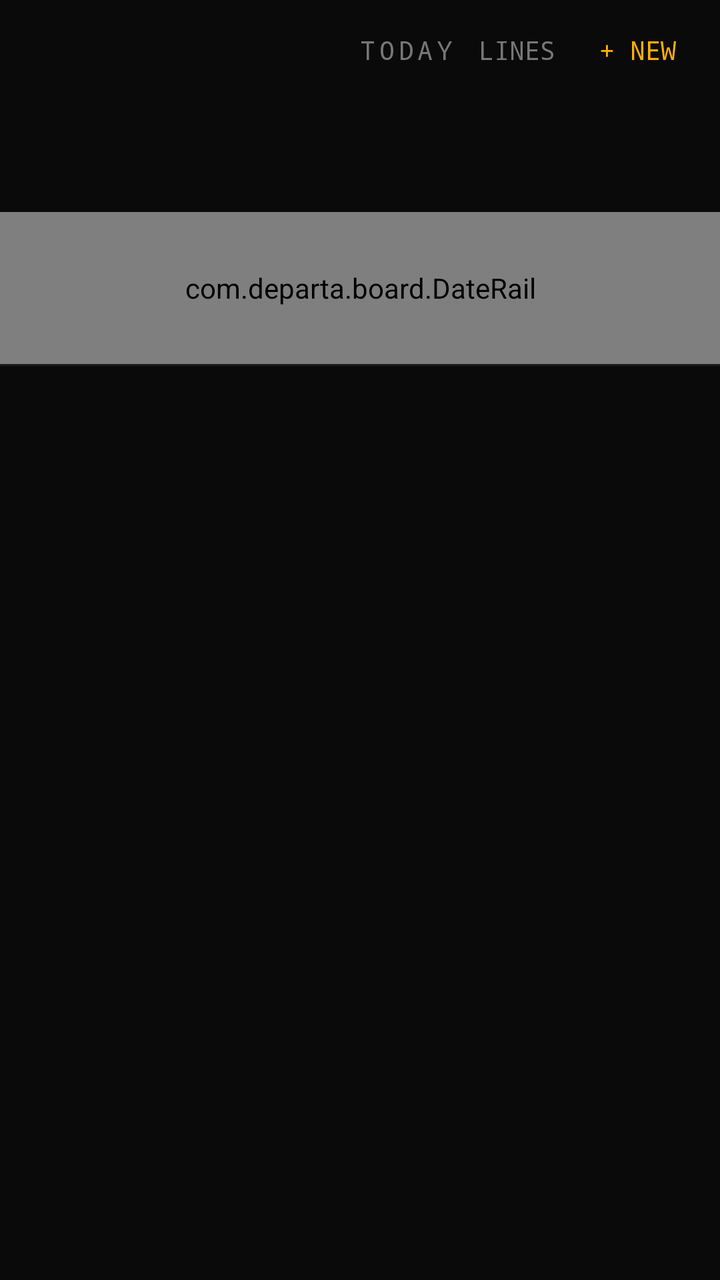
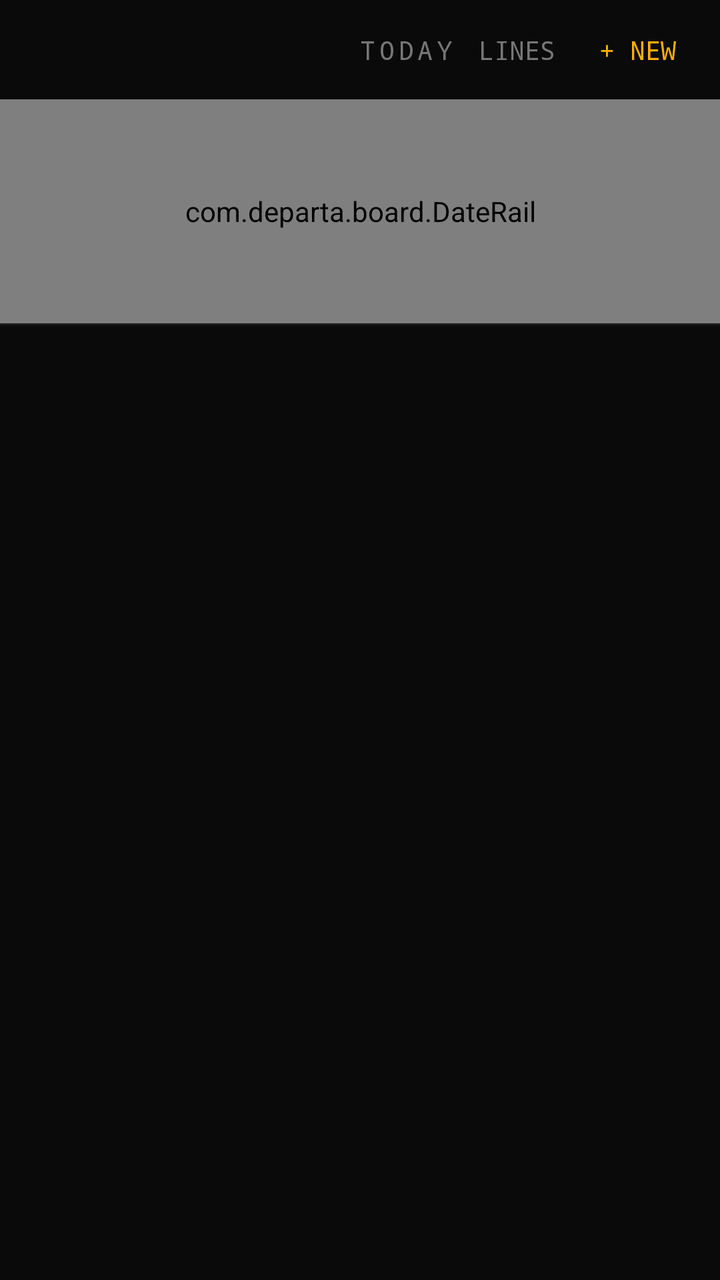

Before-and-after screenshots of an Android layout around one commit, followed by the original layout XML and the change that was made.
<!-- AndroidManifest.xml: application theme BoardTheme -->
<!-- res/layout/activity_board.xml -->
<?xml version="1.0" encoding="utf-8"?>
<FrameLayout xmlns:android="http://schemas.android.com/apk/res/android"
    android:layout_width="match_parent"
    android:layout_height="match_parent">

    <LinearLayout
        android:layout_width="match_parent"
        android:layout_height="match_parent"
        android:orientation="vertical">

        
        <LinearLayout
            android:layout_width="match_parent"
            android:layout_height="wrap_content"
            android:gravity="center_vertical"
            android:orientation="horizontal"
            android:paddingStart="16dp"
            android:paddingTop="10dp"
            android:paddingEnd="16dp"
            android:paddingBottom="10dp">

            <TextView
                android:id="@+id/clock"
                android:layout_width="wrap_content"
                android:layout_height="wrap_content"
                android:fontFamily="monospace"
                android:letterSpacing="0.08"
                android:textColor="@color/amber"
                android:textSize="16sp"
                android:textStyle="bold" />

            <Space
                android:layout_width="0dp"
                android:layout_height="wrap_content"
                android:layout_weight="1" />

            <TextView
                android:id="@+id/btn_today"
                android:layout_width="wrap_content"
                android:layout_height="wrap_content"
                android:fontFamily="monospace"
                android:letterSpacing="0.15"
                android:padding="6dp"
                android:text="@string/today"
                android:textColor="@color/text_dim"
                android:textSize="13sp" />

            <TextView
                android:id="@+id/btn_lines"
                android:layout_width="wrap_content"
                android:layout_height="wrap_content"
                android:fontFamily="monospace"
                android:padding="6dp"
                android:text="@string/header_lines"
                android:textColor="@color/text_dim"
                android:textSize="13sp" />

            <TextView
                android:id="@+id/btn_add"
                android:layout_width="wrap_content"
                android:layout_height="wrap_content"
                android:layout_marginStart="10dp"
                android:fontFamily="monospace"
                android:padding="6dp"
                android:text="@string/header_new"
                android:textColor="@color/amber"
                android:textSize="13sp" />
        </LinearLayout>

        
        <LinearLayout
            android:layout_width="match_parent"
            android:layout_height="wrap_content"
            android:gravity="center_horizontal"
            android:orientation="horizontal"
            android:paddingStart="16dp"
            android:paddingTop="2dp"
            android:paddingEnd="16dp"
            android:paddingBottom="6dp">

            <TextView
                android:id="@+id/date_dow"
                android:layout_width="wrap_content"
                android:layout_height="wrap_content"
                android:fontFamily="monospace"
                android:letterSpacing="0.25"
                android:textColor="@color/amber"
                android:textSize="13sp"
                android:textStyle="bold" />

            <TextView
                android:id="@+id/date_num"
                android:layout_width="wrap_content"
                android:layout_height="wrap_content"
                android:layout_marginStart="10dp"
                android:fontFamily="monospace"
                android:textColor="@color/text_primary"
                android:textSize="36sp"
                android:textStyle="bold" />

            <TextView
                android:id="@+id/date_mon"
                android:layout_width="wrap_content"
                android:layout_height="wrap_content"
                android:layout_marginStart="10dp"
                android:fontFamily="monospace"
                android:letterSpacing="0.25"
                android:textColor="@color/amber"
                android:textSize="13sp"
                android:textStyle="bold" />
        </LinearLayout>

        
        <com.departa.board.DateRail
            android:id="@+id/rail"
            android:layout_width="match_parent"
            android:layout_height="76dp" />

        <View
            android:layout_width="match_parent"
            android:layout_height="1dp"
            android:background="@color/line_divider" />

        <ListView
            android:id="@+id/board"
            android:layout_width="match_parent"
            android:layout_height="0dp"
            android:layout_weight="1"
            android:cacheColorHint="@color/board_bg"
            android:divider="@drawable/row_divider"
            android:dividerHeight="1dp"
            android:layoutAnimation="@anim/board_la"
            android:scrollbars="none" />
    </LinearLayout>

    <TextView
        android:id="@+id/empty"
        android:layout_width="wrap_content"
        android:layout_height="wrap_content"
        android:layout_gravity="center"
        android:fontFamily="monospace"
        android:gravity="center"
        android:letterSpacing="0.2"
        android:padding="32dp"
        android:text="@string/empty_board"
        android:textColor="@color/text_dim"
        android:textSize="14sp"
        android:visibility="gone" />

    <LinearLayout
        android:id="@+id/perm_gate"
        android:layout_width="match_parent"
        android:layout_height="match_parent"
        android:gravity="center"
        android:orientation="vertical"
        android:padding="40dp"
        android:visibility="gone">

        <TextView
            android:layout_width="wrap_content"
            android:layout_height="wrap_content"
            android:fontFamily="monospace"
            android:letterSpacing="0.15"
            android:text="@string/perm_title"
            android:textColor="@color/amber"
            android:textSize="16sp"
            android:textStyle="bold" />

        <TextView
            android:layout_width="match_parent"
            android:layout_height="wrap_content"
            android:layout_marginTop="14dp"
            android:fontFamily="monospace"
            android:gravity="center"
            android:lineSpacingExtra="4dp"
            android:text="@string/perm_body"
            android:textColor="@color/text_dim"
            android:textSize="12sp" />

        <TextView
            android:id="@+id/btn_grant"
            android:layout_width="wrap_content"
            android:layout_height="wrap_content"
            android:layout_marginTop="28dp"
            android:background="@drawable/bg_action"
            android:fontFamily="monospace"
            android:paddingStart="22dp"
            android:paddingTop="12dp"
            android:paddingEnd="22dp"
            android:paddingBottom="12dp"
            android:text="@string/grant"
            android:textColor="@color/board_bg"
            android:textSize="14sp"
            android:textStyle="bold" />
    </LinearLayout>
</FrameLayout>
<!-- resources referenced by this layout -->
<resources>
  <color name="amber">#FFB000</color>
  <color name="board_bg">#0A0A0A</color>
  <color name="line_divider">#1B1B1B</color>
  <color name="text_dim">#777777</color>
  <color name="text_primary">#F2F2F2</color>
  <!-- drawable bg_action (drawable) -->
  <?xml version="1.0" encoding="utf-8"?>
  <shape xmlns:android="http://schemas.android.com/apk/res/android">
      <solid android:color="@color/amber" />
      <corners android:radius="6dp" />
  </shape>
  <!-- drawable row_divider (drawable) -->
  <?xml version="1.0" encoding="utf-8"?>
  <inset xmlns:android="http://schemas.android.com/apk/res/android"
      android:insetLeft="16dp">
      <shape android:shape="rectangle">
          <solid android:color="@color/line_divider" />
      </shape>
  </inset>
  <string name="empty_board">NO DEPARTURES\nALL TRACKS CLEAR</string>
  <string name="grant">GRANT ACCESS</string>
  <string name="header_lines">LINES</string>
  <string name="header_new">+ NEW</string>
  <string name="perm_body">Departa reads your calendar through the Android system provider. Nothing leaves this device — the app has no internet permission.</string>
  <string name="perm_title">CALENDAR ACCESS</string>
  <string name="today">TODAY</string>
  <style name="BoardTheme" parent="android:Theme.Material.NoActionBar">
          <item name="android:windowBackground">@color/board_bg</item>
          <item name="android:statusBarColor">@color/board_bg</item>
          <item name="android:navigationBarColor">@color/board_bg</item>
          <item name="android:colorPrimary">@color/board_bg</item>
          <item name="android:colorPrimaryDark">@color/board_bg</item>
          <item name="android:colorAccent">@color/amber</item>
          <item name="android:textColorPrimary">@color/text_primary</item>
          <item name="android:textColorSecondary">@color/text_dim</item>
      </style>
</resources>

<!-- the commit's change to res/layout/activity_board.xml (unified diff, before → after) -->
@@ -68,53 +68,10 @@
         </LinearLayout>
 
         
-        <LinearLayout
-            android:layout_width="match_parent"
-            android:layout_height="wrap_content"
-            android:gravity="center_horizontal"
-            android:orientation="horizontal"
-            android:paddingStart="16dp"
-            android:paddingTop="2dp"
-            android:paddingEnd="16dp"
-            android:paddingBottom="6dp">
-
-            <TextView
-                android:id="@+id/date_dow"
-                android:layout_width="wrap_content"
-                android:layout_height="wrap_content"
-                android:fontFamily="monospace"
-                android:letterSpacing="0.25"
-                android:textColor="@color/amber"
-                android:textSize="13sp"
-                android:textStyle="bold" />
-
-            <TextView
-                android:id="@+id/date_num"
-                android:layout_width="wrap_content"
-                android:layout_height="wrap_content"
-                android:layout_marginStart="10dp"
-                android:fontFamily="monospace"
-                android:textColor="@color/text_primary"
-                android:textSize="36sp"
-                android:textStyle="bold" />
-
-            <TextView
-                android:id="@+id/date_mon"
-                android:layout_width="wrap_content"
-                android:layout_height="wrap_content"
-                android:layout_marginStart="10dp"
-                android:fontFamily="monospace"
-                android:letterSpacing="0.25"
-                android:textColor="@color/amber"
-                android:textSize="13sp"
-                android:textStyle="bold" />
-        </LinearLayout>
-
-        
         <com.departa.board.DateRail
             android:id="@+id/rail"
             android:layout_width="match_parent"
-            android:layout_height="76dp" />
+            android:layout_height="112dp" />
 
         <View
             android:layout_width="match_parent"
